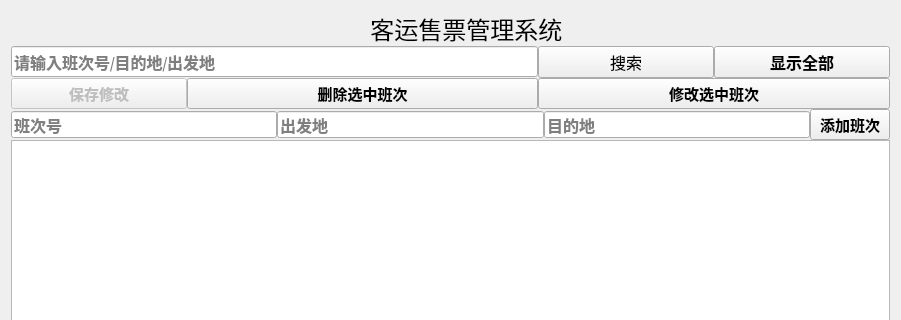
Old version of the form widget.ui in the repository wswdd-creat/bus_ticket_system; both pictures show x 0 to 901 and y 0 to 320 of the 901 by 618 pixel window.
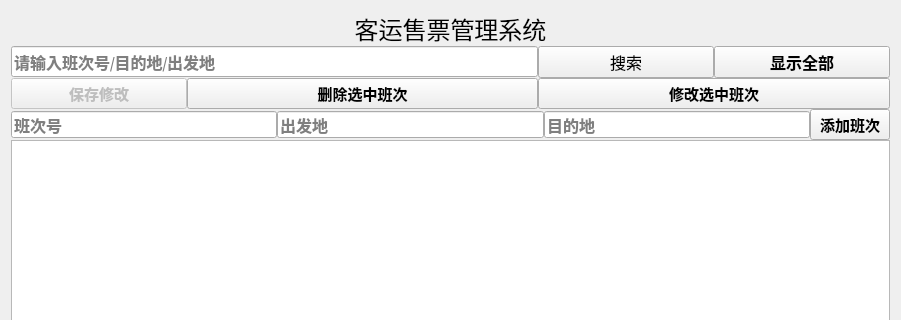
New version of the form.

Commit message: V0.6 优化界面并实现班次数据自动保存

The edit to the form file:
```diff
--- a/widget.ui
+++ b/widget.ui
@@ -60,7 +60,10 @@
           </font>
          </property>
          <property name="text">
-          <string>                                                      客运售票管理系统</string>
+          <string>客运售票管理系统</string>
+         </property>
+         <property name="alignment">
+          <set>Qt::AlignCenter</set>
          </property>
         </widget>
        </item>
```
The commit also changes 2 other files.
